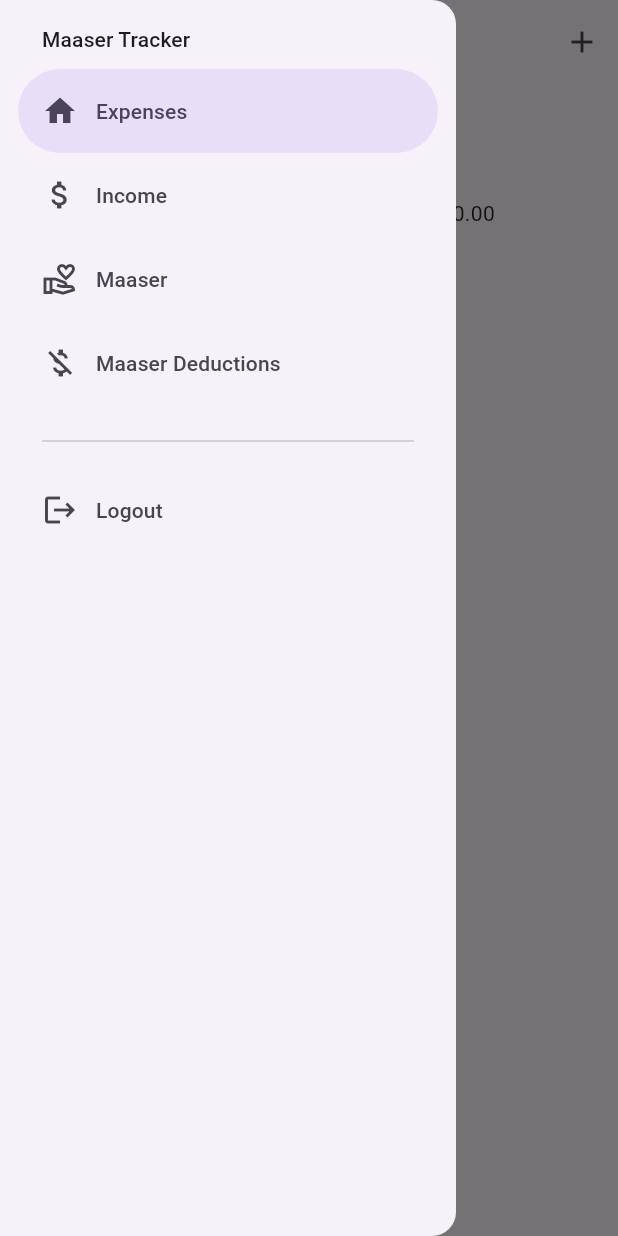
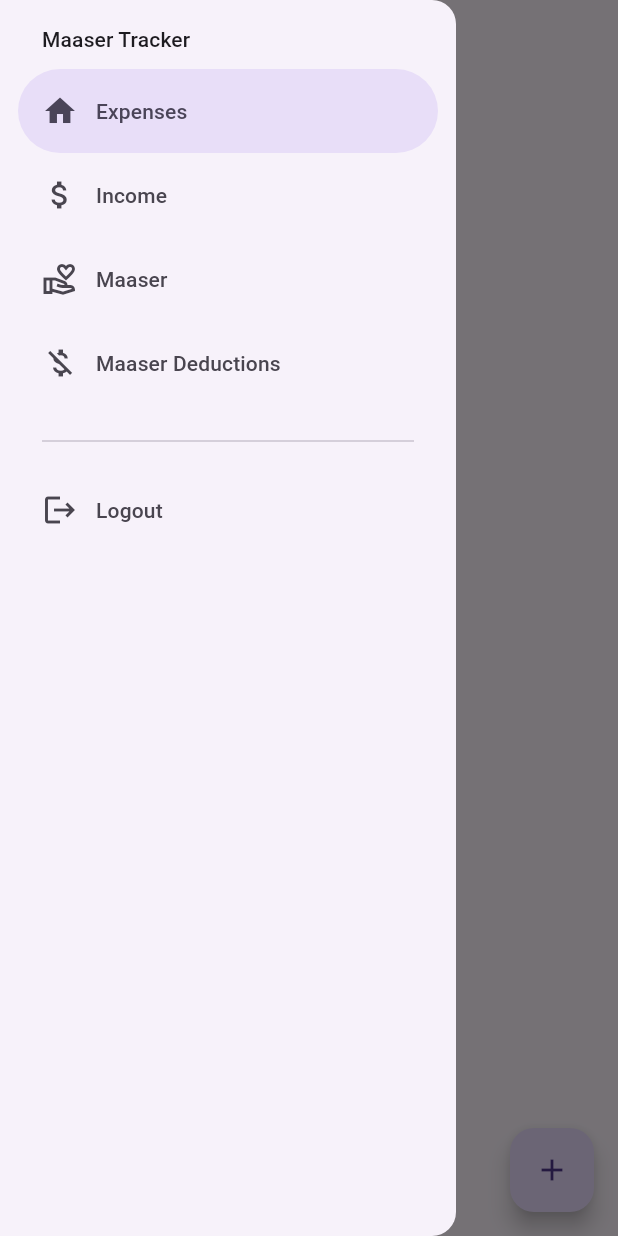
Before and after one commit to FinityS/MaaserTracker, a Flutter app: the screen it shows once a user with an empty profile is signed in, with the side drawer open, on a phone screen of 412 x 824 dp. Run offline on Flutter 3.47's test engine with Material 3 defaults, Android fonts, the phone set to English and light mode, and no system bars; our stand-ins replace cloud_firestore, firebase_auth, firebase_core; missing offline and left inert: firebase_ui_auth, kosher_dart; accounts and stored records are empty; network calls fail.

Commit message:
include floating action button instead of appbar button. Include maaser left bar on home screen.

```diff
--- a/lib/expenses.dart
+++ b/lib/expenses.dart
@@ -4,6 +4,7 @@ import 'package:maaserTracker/providers/cash_flow_provider.dart';
 import 'package:maaserTracker/widgets/bar_chart_item.dart';
 import 'package:maaserTracker/widgets/maaser_drawer.dart';
 import 'package:provider/provider.dart';
+import 'dart:math';
 
 import 'models/transaction_type.dart';
 
@@ -33,6 +34,9 @@ class _ExpensesState extends State<Expenses> {
         final totalMaaser = cashFlowProvider.getTotalMaaserForYear(_selectedYear!);
         final maaserPercentage = cashFlowProvider.getMaaserPercentageForYear(_selectedYear!);
 
+        final maaserTarget = totalIncomeMinusDeductions * 0.10;
+        final maaserLeftValue = max(maaserTarget - totalMaaser, 0);
+        final maaserLeft = maaserLeftValue.toStringAsFixed(2);
 
         final filteredExpenses = cashFlowProvider.getFilteredCashFlows(
           transactionType: TransactionType.income,
@@ -42,16 +46,14 @@ class _ExpensesState extends State<Expenses> {
         return Scaffold(
           appBar: AppBar(
             title: const Text('Home'),
-            actions: [
-              IconButton(
-                onPressed: () => cashFlowProvider.openAddCashFlowOverlay(
-                    context, TransactionType.income),
-                icon: const Icon(Icons.add),
-              ),
-            ],
           ),
           drawer: const MaaserDrawer(
             selectedIndex: 0,
+          ),
+          floatingActionButton: FloatingActionButton(
+            onPressed: () => cashFlowProvider.openAddCashFlowOverlay(
+                context, TransactionType.income),
+            child: const Icon(Icons.add),
           ),
           body: Column(
             children: [
@@ -82,16 +84,15 @@ class _ExpensesState extends State<Expenses> {
                   ],
                 ),
               ),
-              Expanded(
-                child: ListView.builder(
-                  itemCount: filteredExpenses.length,
-                  itemBuilder: (context, index) => BarChartItem(
-                    label: filteredExpenses[index].title,
-                    value: filteredExpenses[index].amount,
-                    maxValue: 500, // Example max value
+              if (maaserLeftValue > 0)
+                Padding(
+                  padding: const EdgeInsets.all(8.0),
+                  child: BarChartItem(
+                    label: '\$$maaserLeft Maaser Left to 10%',
+                    value: totalMaaser,
+                    maxValue: maaserTarget,
                   ),
                 ),
-              ),
             ],
           ),
         );
```
Also changed, not shown: lib/widgets/bar_chart_item.dart (+4 -3 lines), lib/widgets/expenses_list.dart (+5 -7 lines).
